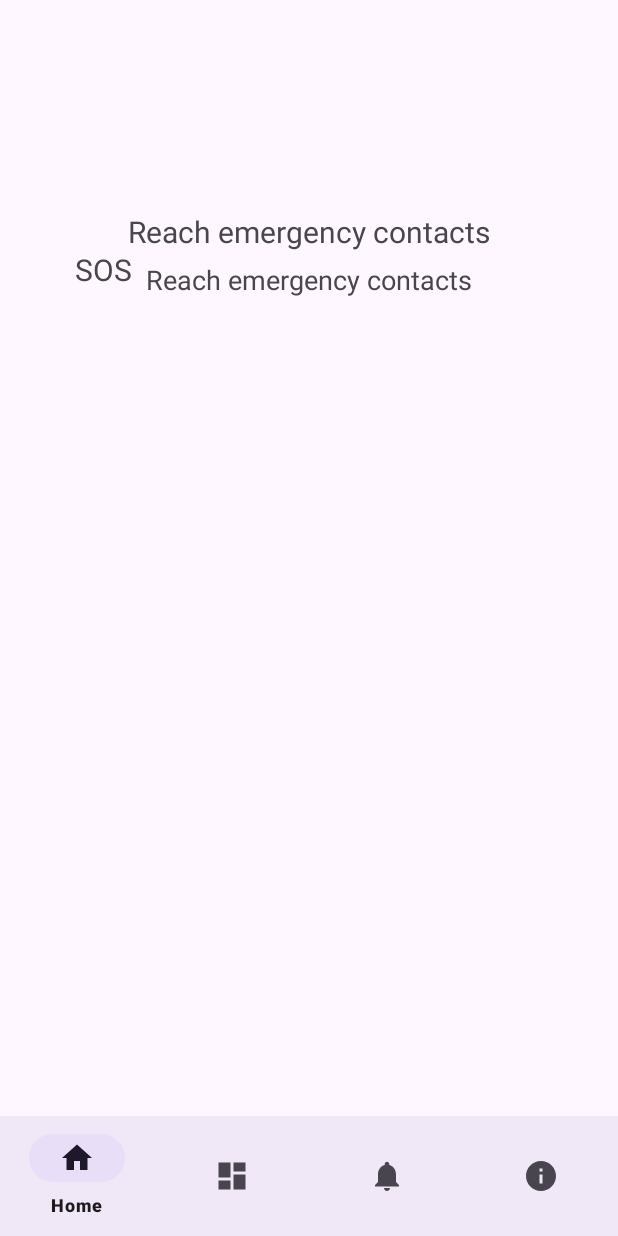
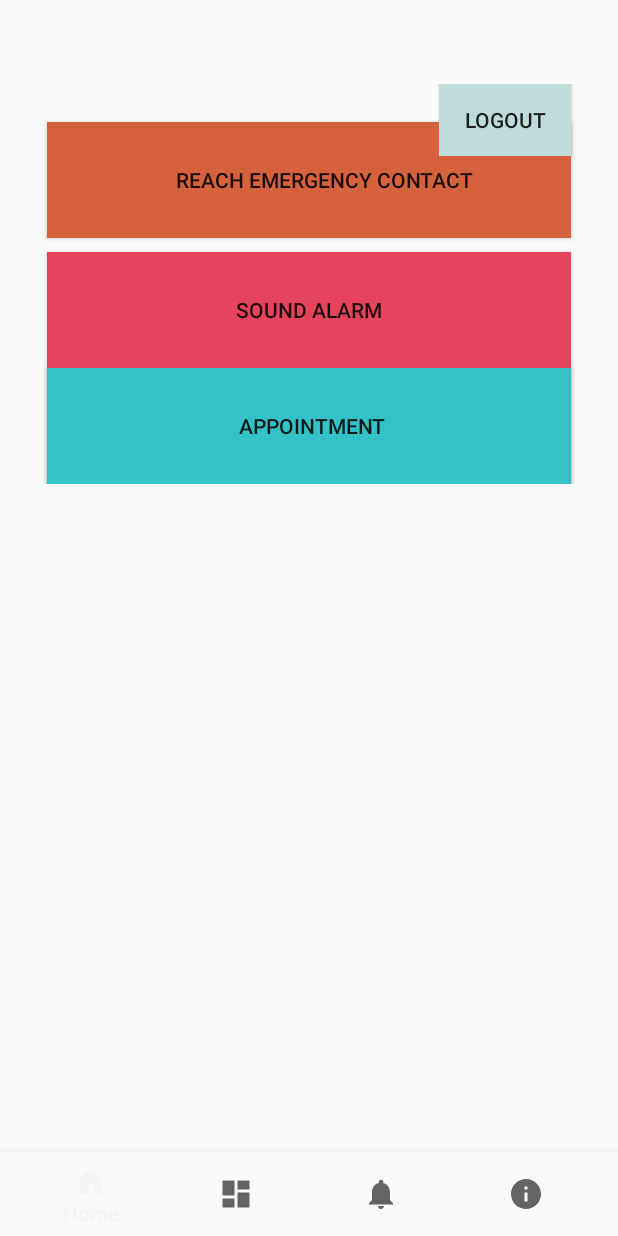
Before and after one commit to Jay1161/Health-Care-for-Senior-Citizen, an Android app: the screen it shows after launch once a user with an empty profile is signed in (MainActivity), on a phone screen of 412 x 824 dp. Run offline under Robolectric (Android 15) with nearby library versions, the light colour scheme and no system bars; our stand-ins replace Firebase (no records; nobody signed in at launch, a user with empty details on screens opened directly).

Commit message:
Fragment home

```diff
--- a/app/src/main/res/layout/fragment_home.xml
+++ b/app/src/main/res/layout/fragment_home.xml
@@ -6,58 +6,68 @@
     android:layout_height="match_parent"
     tools:context=".Fragment.HomeFragment">
 
-    <androidx.constraintlayout.widget.ConstraintLayout
-        android:layout_width="match_parent"
-        android:layout_height="100dp"
-        android:layout_margin="40dp"
+    <Button
+        android:id="@+id/button"
+        android:layout_width="349dp"
+        android:layout_height="77dp"
+        android:background="#D6613D"
+        android:text="      Reach Emergency contact"
+        app:layout_constraintBottom_toBottomOf="parent"
         app:layout_constraintEnd_toEndOf="parent"
         app:layout_constraintStart_toStartOf="parent"
-        app:layout_constraintTop_toTopOf="parent">
+        app:layout_constraintTop_toTopOf="parent"
+        app:layout_constraintVertical_bias="0.133"
+        tools:ignore="MissingConstraints" />
 
-        <ImageView
-            android:id="@+id/image"
-            android:layout_width="40dp"
-            android:layout_height="40dp"
-            app:layout_constraintBottom_toTopOf="@id/text3"
-            app:layout_constraintEnd_toStartOf="@id/text1"
-            app:layout_constraintStart_toStartOf="parent"
-            app:layout_constraintTop_toTopOf="parent" />
+    <Button
+        android:id="@+id/button2"
+        android:layout_width="349dp"
+        android:layout_height="77dp"
+        android:background="#E6445D"
+        android:text="Sound Alarm"
+        app:layout_constraintBottom_toBottomOf="parent"
+        app:layout_constraintEnd_toEndOf="parent"
+        app:layout_constraintStart_toStartOf="parent"
+        app:layout_constraintTop_toBottomOf="@+id/button"
+        app:layout_constraintVertical_bias="0.109"
+        tools:ignore="MissingConstraints" />
 
-        <TextView
-            android:id="@+id/text3"
-            android:layout_width="wrap_content"
-            android:layout_height="wrap_content"
-            android:text="SOS"
-            android:textSize="20dp"
-            app:layout_constraintBottom_toBottomOf="parent"
-            app:layout_constraintEnd_toStartOf="@id/text2"
-            app:layout_constraintStart_toStartOf="parent"
-            app:layout_constraintTop_toBottomOf="@id/image" />
+    <Button
+        android:id="@+id/button3"
+        android:layout_width="349dp"
+        android:layout_height="77dp"
+        android:background="#0C8BF1"
+        android:text=" Emergency Health Information"
+        app:layout_constraintBottom_toBottomOf="parent"
+        app:layout_constraintEnd_toEndOf="parent"
+        app:layout_constraintStart_toStartOf="parent"
+        app:layout_constraintTop_toBottomOf="@+id/button2"
+        app:layout_constraintVertical_bias="0.167"
+        tools:ignore="MissingConstraints" />
 
-        <TextView
-            android:id="@+id/text1"
-            android:layout_width="wrap_content"
-            android:layout_height="wrap_content"
-            android:text="Reach emergency contacts"
-            android:textSize="20dp"
-            app:layout_constraintBottom_toBottomOf="parent"
-            app:layout_constraintEnd_toEndOf="parent"
-            app:layout_constraintStart_toStartOf="parent"
-            app:layout_constraintTop_toTopOf="parent" />
+    <Button
+        android:id="@+id/button4"
+        android:layout_width="wrap_content"
+        android:layout_height="wrap_content"
+        android:background="#C0DBDB"
+        android:text="Logout"
+        app:layout_constraintEnd_toEndOf="parent"
+        app:layout_constraintHorizontal_bias="0.904"
+        app:layout_constraintStart_toStartOf="parent"
+        tools:layout_editor_absoluteY="16dp" />
 
-        <TextView
-            android:id="@+id/text2"
-            android:layout_width="wrap_content"
-            android:layout_height="wrap_content"
-            android:text="Reach emergency contacts"
-            android:textSize="18dp"
-            app:layout_constraintBottom_toBottomOf="parent"
-            app:layout_constraintEnd_toEndOf="parent"
-            app:layout_constraintStart_toStartOf="parent"
-            app:layout_constraintTop_toBottomOf="@id/text1" />
-
-
-    </androidx.constraintlayout.widget.ConstraintLayout>
+    <Button
+        android:id="@+id/button5"
+        android:layout_width="349dp"
+        android:layout_height="77dp"
+        android:background="#33C2C8"
+        android:text=" Appointment"
+        app:layout_constraintBottom_toBottomOf="parent"
+        app:layout_constraintEnd_toEndOf="parent"
+        app:layout_constraintStart_toStartOf="parent"
+        app:layout_constraintTop_toBottomOf="@+id/button2"
+        app:layout_constraintVertical_bias="0.502"
+        tools:ignore="MissingConstraints" />
 
 
 </androidx.constraintlayout.widget.ConstraintLayout>
--- a/app/src/main/res/values-night/themes.xml
+++ b/app/src/main/res/values-night/themes.xml
@@ -1,6 +1,6 @@
 <resources xmlns:tools="http://schemas.android.com/tools">
     <!-- Base application theme. -->
-    <style name="Base.Theme.Carewise" parent="Theme.Material3.DayNight.NoActionBar">
+    <style name="Base.Theme.Carewise" parent="Theme.AppCompat.Light.NoActionBar">
         <!-- Customize your dark theme here. -->
         <!-- <item name="colorPrimary">@color/my_dark_primary</item> -->
     </style>
--- a/app/src/main/res/values/themes.xml
+++ b/app/src/main/res/values/themes.xml
@@ -1,6 +1,6 @@
 <resources xmlns:tools="http://schemas.android.com/tools">
     <!-- Base application theme. -->
-    <style name="Base.Theme.Carewise" parent="Theme.Material3.DayNight.NoActionBar">
+    <style name="Base.Theme.Carewise" parent="Theme.AppCompat.Light.NoActionBar">
         <!-- Customize your light theme here. -->
         <!-- <item name="colorPrimary">@color/my_light_primary</item> -->
     </style>
```
